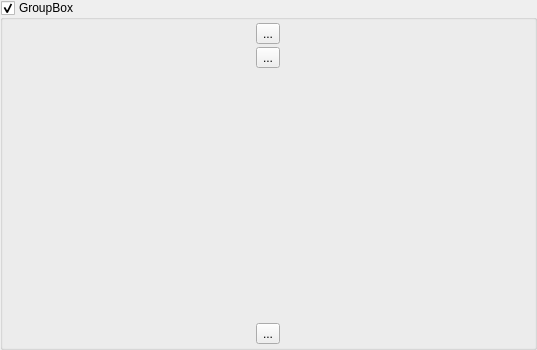
Old version of the form modules/automation/projects/HilecGui/src/rcUnits/RcUnitFlagWidget.ui in the repository OFFIS-Automation/Framework.
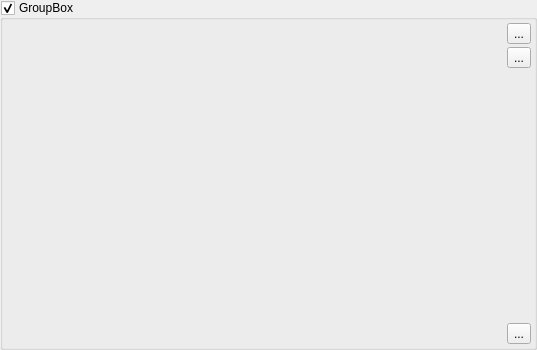
New version of the form. Icons and pictures are not drawn.

Commit message: buttons stay active if a RcUnit control is unchecked

The edit to the form file:
```diff
--- a/modules/automation/projects/HilecGui/src/rcUnits/RcUnitFlagWidget.ui
+++ b/modules/automation/projects/HilecGui/src/rcUnits/RcUnitFlagWidget.ui
@@ -72,6 +72,7 @@
           <number>3</number>
          </property>
          <item>
+          <widget class="QWidget" name="flagData" native="true">
           <layout class="QFormLayout" name="formLayout">
            <property name="sizeConstraint">
             <enum>QLayout::SetMaximumSize</enum>
@@ -83,6 +84,7 @@
             <set>Qt::AlignRight|Qt::AlignTrailing|Qt::AlignVCenter</set>
            </property>
           </layout>
+          </widget>
          </item>
          <item>
           <layout class="QVBoxLayout" name="verticalLayout">
```
Lines whose indentation alone changed are shown as unchanged. The commit also changes 1 other file.
